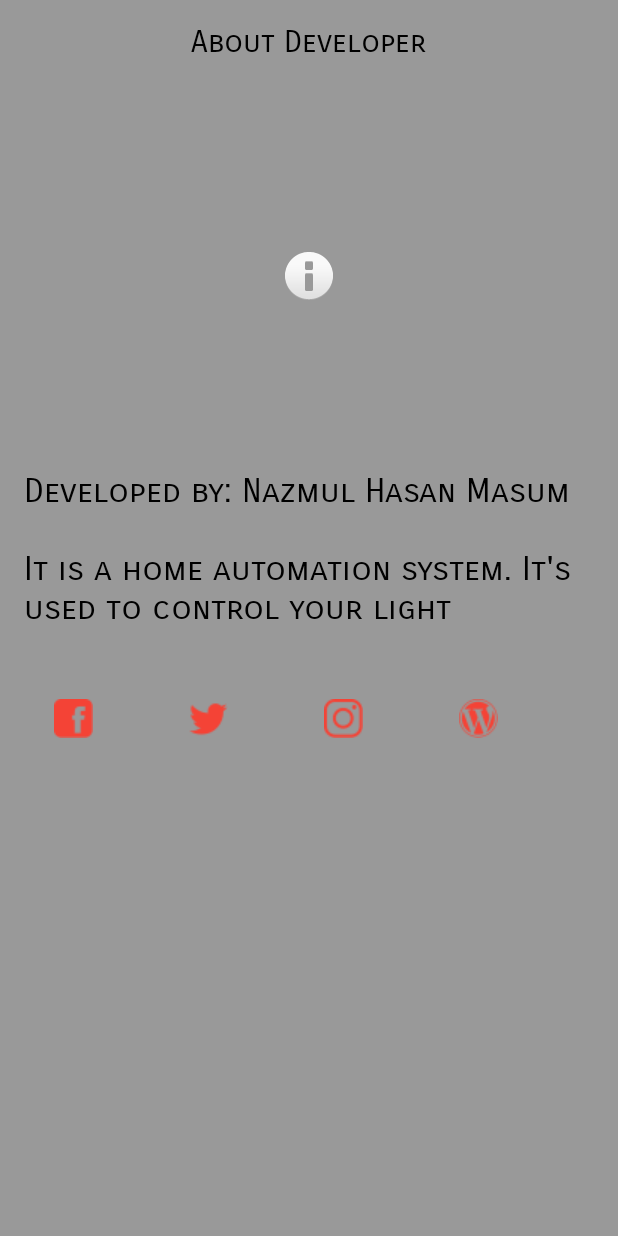
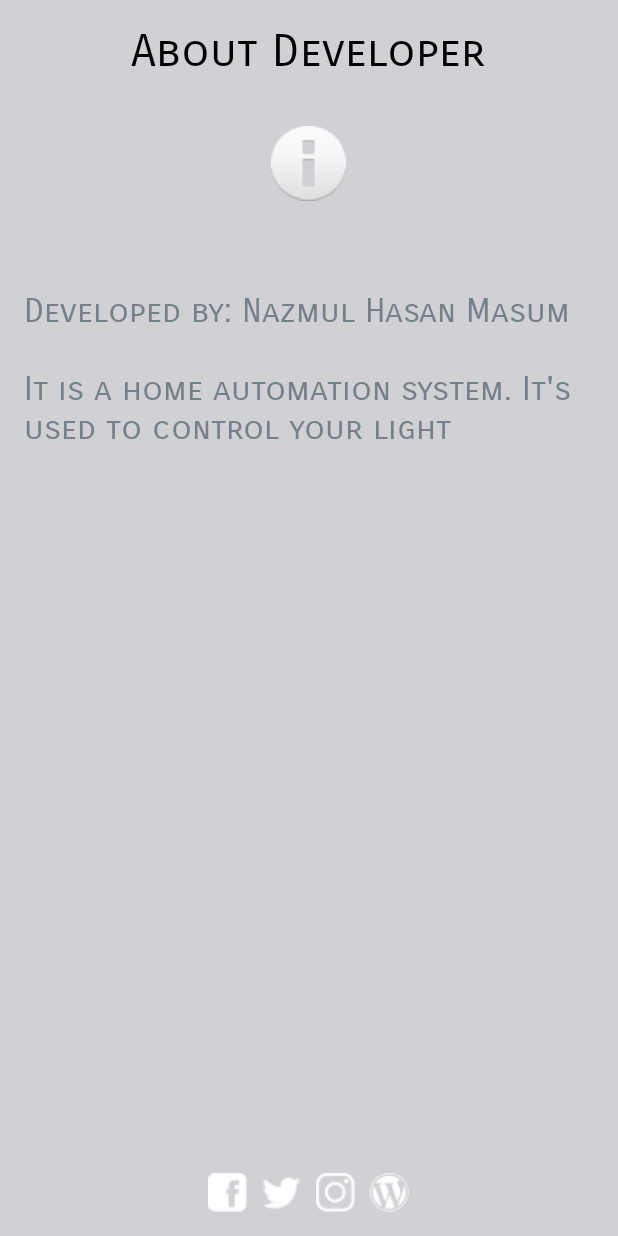
Before and after one commit to mnhmasum/Arduino-Light-Control, an Android app: the AboutActivity screen opened directly, with no data from a screen before it, on a phone screen of 412 x 824 dp. Run offline under Robolectric (Android 15) with nearby library versions, the phone set to English and light mode, and no system bars.

Commit message:
Change UI

```diff
--- a/app/src/main/res/layout/activity_about.xml
+++ b/app/src/main/res/layout/activity_about.xml
@@ -3,47 +3,54 @@
     xmlns:tools="http://schemas.android.com/tools"
     android:layout_width="match_parent"
     android:layout_height="match_parent"
+    android:background="#D1D0D5"
+    android:paddingLeft="@dimen/activity_horizontal_margin"
+    android:paddingTop="@dimen/activity_vertical_margin"
+    android:paddingRight="@dimen/activity_horizontal_margin"
     android:paddingBottom="@dimen/activity_vertical_margin"
-    android:paddingLeft="@dimen/activity_horizontal_margin"
-    android:paddingRight="@dimen/activity_horizontal_margin"
-    android:paddingTop="@dimen/activity_vertical_margin"
-    tools:context="com.led_on_off.led.AboutActivity"
-    android:background="#999999">
+    tools:context="com.led_on_off.led.AboutActivity">
 
     <TextView
+        android:id="@+id/abt_txt"
         android:layout_width="wrap_content"
         android:layout_height="wrap_content"
-        android:textAppearance="?android:attr/textAppearanceLarge"
-        android:text="About Developer"
-        android:id="@+id/abt_txt"
-        android:fontFamily="sans-serif-smallcaps"
-        android:textSize="20sp"
         android:layout_alignParentTop="true"
         android:layout_centerHorizontal="true"
-        android:textColor="#000000" />
+        android:fontFamily="sans-serif-smallcaps"
+        android:text="About Developer"
+        android:textAppearance="?android:attr/textAppearanceLarge"
+        android:textColor="#000000"
+        android:textSize="30sp" />
 
     <ImageView
         android:id="@+id/developer"
-        android:layout_width="wrap_content"
-        android:layout_height="200dp"
+        android:layout_width="50dp"
+        android:layout_height="50dp"
         android:layout_alignParentTop="true"
         android:layout_centerHorizontal="true"
         android:layout_marginTop="68dp"
         android:src="@android:drawable/ic_dialog_info" />
 
     <TextView
+        android:id="@+id/textView4"
         android:layout_width="wrap_content"
         android:layout_height="wrap_content"
+        android:layout_below="@+id/developer"
+        android:layout_alignParentEnd="true"
+        android:layout_alignParentRight="true"
+        android:layout_marginTop="60dp"
+        android:fontFamily="sans-serif-smallcaps"
         android:text="Developed by: Nazmul Hasan Masum     \n\nIt is a home automation system. It's used to control your light "
-        android:id="@+id/textView4"
-        android:textSize="22dp"
-        android:textColor="#000000"
-        android:fontFamily="sans-serif-smallcaps"
-        android:layout_below="@+id/developer"
-        android:layout_alignParentRight="true"
-        android:layout_alignParentEnd="true"
-        android:layout_marginTop="30dp" />
+        android:textColor="#768089"
+        android:textSize="22dp" />
 
+
+    <LinearLayout
+        android:layout_width="match_parent"
+        android:layout_height="wrap_content"
+        android:layout_alignParentBottom="true"
+        android:gravity="center_horizontal"
+        android:orientation="horizontal">
 
         <ImageButton
             android:id="@+id/facebook"
@@ -51,39 +58,40 @@
             android:layout_height="wrap_content"
             android:background="@null"
             android:onClick="fb"
-        android:layout_marginLeft="20dp"
-        android:layout_marginTop="450dp"
+            android:tint="#FFFFFF"
             android:src="@drawable/facebook_red" />
 
         <ImageButton
             android:id="@+id/twitter"
             android:layout_width="wrap_content"
             android:layout_height="wrap_content"
+            android:layout_marginLeft="10dp"
             android:background="@null"
+            android:tint="#FFFFFF"
             android:onClick="tweet"
-        android:layout_marginLeft="110dp"
-        android:layout_marginTop="450dp"
             android:src="@drawable/twitter_red" />
 
         <ImageButton
             android:id="@+id/instagram"
             android:layout_width="wrap_content"
             android:layout_height="wrap_content"
+            android:layout_marginLeft="10dp"
             android:background="@null"
             android:onClick="insta"
-        android:layout_marginLeft="200dp"
-        android:layout_marginTop="450dp"
+            android:tint="#FFFFFF"
             android:src="@drawable/instagram_red" />
 
         <ImageButton
             android:id="@+id/website"
             android:layout_width="wrap_content"
             android:layout_height="wrap_content"
+            android:layout_marginLeft="10dp"
             android:background="@null"
+            android:tint="#FFFFFF"
             android:onClick="web"
-        android:layout_marginLeft="290dp"
-        android:layout_marginTop="450dp"
             android:src="@drawable/web_red" />
+
+    </LinearLayout>
 
 
 </RelativeLayout>
--- a/app/src/main/res/layout/activity_device_list.xml
+++ b/app/src/main/res/layout/activity_device_list.xml
@@ -5,7 +5,7 @@
     android:paddingTop="@dimen/activity_vertical_margin"
     android:paddingBottom="@dimen/activity_vertical_margin"
     tools:context=".DeviceList"
-    android:background="@drawable/smart_city">
+    android:background="#6F8372">
 
     <TextView
         android:layout_width="wrap_content"
@@ -19,7 +19,7 @@
         android:layout_alignParentLeft="true"
         android:layout_alignParentStart="true"
         android:textSize="20sp"
-        android:textColor="#f44336"
+        android:textColor="#E8E7EC"
         android:textIsSelectable="false" />
 
     <Button
@@ -27,15 +27,16 @@
         android:layout_height="wrap_content"
         android:text="Paired Devices"
         android:id="@+id/button"
+        android:textStyle="bold"
         android:layout_alignParentBottom="true"
         android:layout_alignParentLeft="true"
-        android:textColor="#212121"
+        android:textColor="#000000"
         android:layout_marginTop="16dp"
         android:fontFamily="sans-serif-smallcaps"
         android:layout_alignParentStart="true"
         android:layout_alignParentRight="true"
         android:layout_alignParentEnd="true"
-        android:background="#CCCCCC" />
+        android:background="#FFFFFF" />
 
     <ListView
         android:id="@+id/listView"
--- a/app/src/main/res/layout/activity_led_control.xml
+++ b/app/src/main/res/layout/activity_led_control.xml
@@ -63,7 +63,7 @@
         android:layout_alignTop="@+id/dis_btn"
         android:layout_alignParentRight="true"
         android:text="About"
-        android:textColor="#FFFFFF"
+        android:textColor="#A8A7A6"
         android:textSize="20sp" />
 
 
```
Also changed, not shown: app/src/main/java/com/led_on_off/led/SplashScreen.java (+7 -6 lines), 2 other files. Lines whose indentation alone changed are shown as unchanged.
